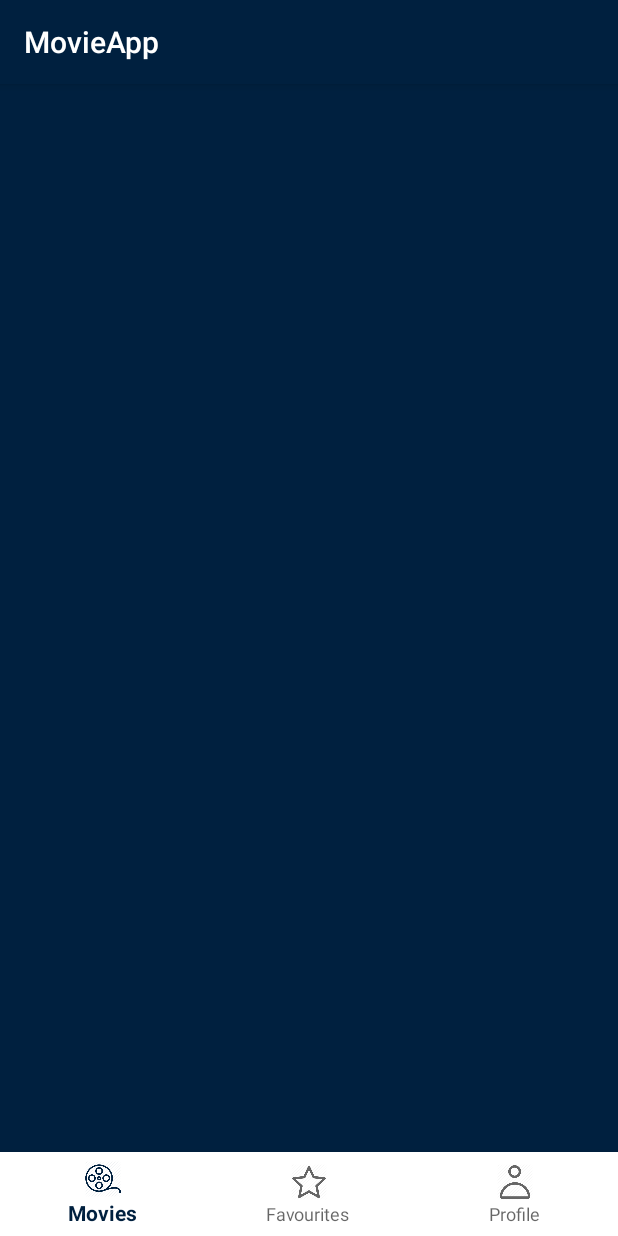
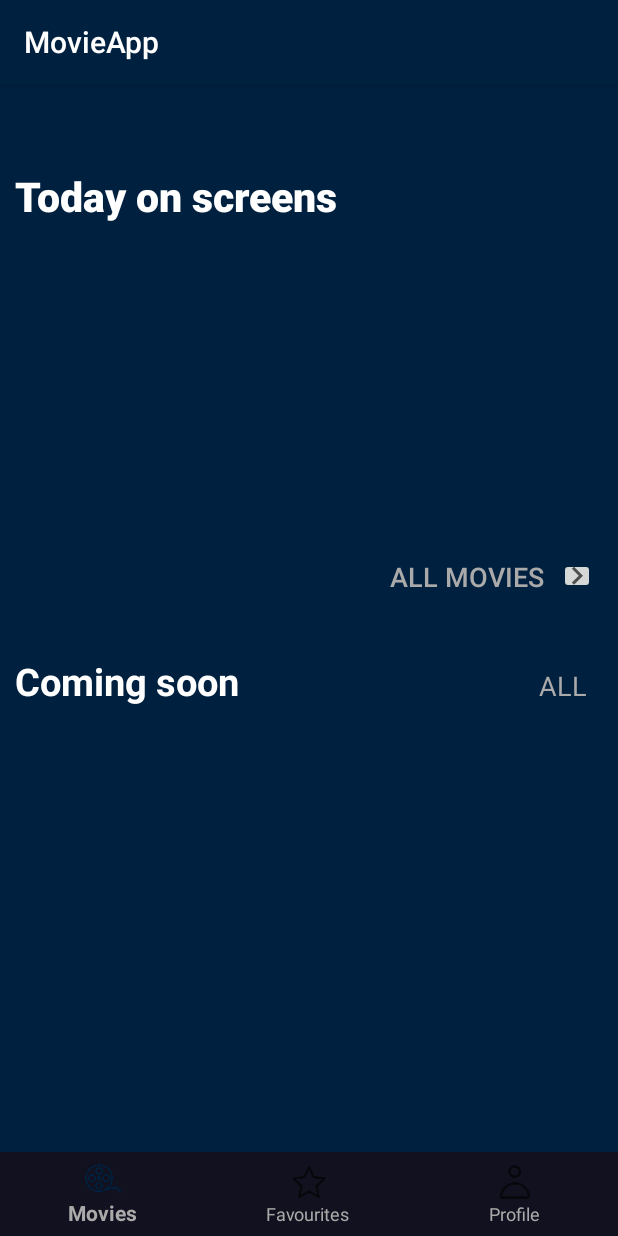
Before and after one commit to KaibuldinaLaura/MovieApp, an Android app: the MoviesFragment screen opened directly, with no data from a screen before it, on a phone screen of 412 x 824 dp. Run offline under Robolectric (Android 15) with nearby library versions, the phone set to English and light mode, and no system bars; pictures from the network do not load.

Commit message:
some design improvements

```diff
--- a/app/src/main/java/com/example/movieapp/ui/MainActivity.kt
+++ b/app/src/main/java/com/example/movieapp/ui/MainActivity.kt
@@ -53,6 +53,7 @@ class MainActivity : AppCompatActivity() {
                 val editor: SharedPreferences.Editor = myPrefs.edit()
                 editor.putString("name", name?.text.toString())
                 editor.putString("surname", surname?.text.toString())
+                editor.putString("username", login?.text.toString())
                 editor.apply()
                 getToken()
 
--- a/app/src/main/java/com/example/movieapp/ui/favourites/FavouritesFragment.kt
+++ b/app/src/main/java/com/example/movieapp/ui/favourites/FavouritesFragment.kt
@@ -119,12 +119,9 @@ open class FavouritesFragment: Fragment() {
 
 
     private fun onPopularMoviesFetched(movies: List<MoviesData>) {
-
         moviesAdapter?.addItems(movies as ArrayList<MoviesData>)
     }
-
     private fun onError() {
         Log.e("Error", "Error")
     }
-
 }
--- a/app/src/main/java/com/example/movieapp/ui/movies/MoviesAdapter.kt
+++ b/app/src/main/java/com/example/movieapp/ui/movies/MoviesAdapter.kt
@@ -4,6 +4,7 @@ import android.view.LayoutInflater
 import android.view.View
 import android.view.ViewGroup
 import android.widget.ImageView
+import android.widget.TextView
 import androidx.recyclerview.widget.RecyclerView
 import com.bumptech.glide.Glide
 import com.example.movieapp.R
@@ -24,6 +25,8 @@ class MoviesAdapter: BaseRecyclerViewAdapter<MoviesData>(){
     inner class MoviesViewHolder (itemView: View) : RecyclerView.ViewHolder(itemView), View.OnClickListener {
 
         private val movieImageView = itemView.findViewById<ImageView>(R.id.item_movie_image)
+        private val movieTitle = itemView.findViewById<TextView>(R.id.movie_title)
+        private val movieReleaseDate = itemView.findViewById<TextView>(R.id.release_date)
 
         init {
             itemView.setOnClickListener(this)
@@ -33,6 +36,8 @@ class MoviesAdapter: BaseRecyclerViewAdapter<MoviesData>(){
             Glide.with(itemView)
                 .load("https://image.tmdb.org/t/p/w342${movie.posterPath}")
                 .into(movieImageView)
+            movieTitle.text = movie?.title
+            movieReleaseDate.text = movie?.releaseDate
         }
 
         override fun onClick(v: View?) {
--- a/app/src/main/java/com/example/movieapp/ui/profile/ProfileFragment.kt
+++ b/app/src/main/java/com/example/movieapp/ui/profile/ProfileFragment.kt
@@ -27,10 +27,12 @@ class ProfileFragment: Fragment() {
 
         val tvName = rootView.findViewById<TextView>(R.id.tvName)
         val tvSurname = rootView.findViewById<TextView>(R.id.tvSurname)
+        val tvUsername = rootView.findViewById<TextView>(R.id.tvUsername)
 
         myPrefs = activity?.getSharedPreferences("prefID", Context.MODE_PRIVATE)!!
         tvName.text = "Name: " + myPrefs.getString("name", null)
         tvSurname.text = "Surname: " + myPrefs.getString("surname", null)
+        tvUsername.text = "Username: " + myPrefs.getString("username", null)
 
         return rootView
     }
--- /dev/null
+++ b/app/src/main/res/drawable/ic_event_note_black_24dp.xml
@@ -0,0 +1,5 @@
+<vector android:height="24dp" android:tint="#4F4F4F"
+    android:viewportHeight="24.0" android:viewportWidth="24.0"
+    android:width="24dp" xmlns:android="http://schemas.android.com/apk/res/android">
+    <path android:fillColor="#FF000000" android:pathData="M17,10L7,10v2h10v-2zM19,3h-1L18,1h-2v2L8,3L8,1L6,1v2L5,3c-1.11,0 -1.99,0.9 -1.99,2L3,19c0,1.1 0.89,2 2,2h14c1.1,0 2,-0.9 2,-2L21,5c0,-1.1 -0.9,-2 -2,-2zM19,19L5,19L5,8h14v11zM14,14L7,14v2h7v-2z"/>
+</vector>
--- /dev/null
+++ b/app/src/main/res/drawable/ic_keyboard_arrow_right_black_24dp.xml
@@ -0,0 +1,5 @@
+<vector android:height="24dp" android:tint="#4F4F4F"
+    android:viewportHeight="24.0" android:viewportWidth="24.0"
+    android:width="24dp" xmlns:android="http://schemas.android.com/apk/res/android">
+    <path android:fillColor="#000000" android:pathData="M8.59,16.34l4.58,-4.59 -4.58,-4.59L10,5.75l6,6 -6,6z"/>
+</vector>
--- a/app/src/main/res/layout/activity_main.xml
+++ b/app/src/main/res/layout/activity_main.xml
@@ -30,8 +30,9 @@
         android:id="@+id/navView"
         android:layout_width="0dp"
         android:layout_height="wrap_content"
-        android:background="#445565"
-        app:itemBackground="@android:color/white"
+
+        app:itemBackground="@color/gray"
+        app:itemTextColor="@android:color/darker_gray"
         app:layout_constraintBottom_toBottomOf="parent"
         app:layout_constraintEnd_toEndOf="parent"
         app:layout_constraintStart_toStartOf="parent"
--- a/app/src/main/res/layout/fragment_movies.xml
+++ b/app/src/main/res/layout/fragment_movies.xml
@@ -2,14 +2,68 @@
 <LinearLayout xmlns:android="http://schemas.android.com/apk/res/android"
     android:layout_width="match_parent"
     android:layout_height="match_parent"
-    android:background="#00203f "
+    android:background="#00203f"
     android:orientation="vertical">
+
+   <TextView
+       android:layout_width="match_parent"
+       android:layout_height="50dp"
+       android:layout_marginLeft="10dp"
+       android:layout_marginTop="0dp"
+       android:fontFamily="sans-serif-medium"
+       android:text="Today on screens"
+       android:textColor="@android:color/white"
+       android:textSize="27dp"
+       android:textStyle="bold" />
+
+   <LinearLayout
+       android:layout_width="match_parent"
+       android:layout_height="wrap_content"
+       android:orientation="horizontal"
+       android:layout_marginTop="210dp"
+       android:layout_marginLeft="260dp">
+      <TextView
+          android:layout_width="wrap_content"
+          android:layout_height="wrap_content"
+          android:text="ALL MOVIES"
+          android:textColor="@android:color/darker_gray"
+          android:textSize="18dp"
+          android:fontFamily="sans-serif-medium"/>
+      <ImageButton
+          android:layout_width="24dp"
+          android:layout_height="24dp"
+          android:layout_marginLeft="10dp"
+          android:src="@drawable/ic_keyboard_arrow_right_black_24dp"/>
+   </LinearLayout>
+   <LinearLayout
+       android:layout_width="match_parent"
+       android:layout_height="wrap_content"
+       android:orientation="horizontal"
+       android:layout_marginTop="40dp">
+      <TextView
+          android:layout_height="40dp"
+          android:layout_width="wrap_content"
+          android:layout_marginLeft="10dp"
+          android:text="Coming soon"
+          android:textColor="@android:color/white"
+          android:textSize="25dp"
+          android:fontFamily="sans-serif"
+          android:textStyle="bold"/>
+
+      <TextView
+          android:layout_width="wrap_content"
+          android:layout_height="wrap_content"
+          android:layout_marginLeft="200dp"
+          android:text="ALL"
+          android:textColor="@android:color/darker_gray"
+          android:textSize="18dp" />
+   </LinearLayout>
 
    <androidx.recyclerview.widget.RecyclerView
        android:id="@+id/moviesRecyclerView1"
        android:layout_width="match_parent"
        android:layout_height="wrap_content"
-       android:layout_marginTop="8dp"
+       android:layout_marginTop="10dp"
        android:clipToPadding="false"
        android:paddingStart="16dp"
        android:paddingEnd="16dp" />
--- a/app/src/main/res/values/colors.xml
+++ b/app/src/main/res/values/colors.xml
@@ -3,4 +3,5 @@
     <color name="colorPrimary">#00203f</color>
     <color name="colorPrimaryDark">#000000</color>
     <color name="colorAccent">#03DAC5</color>
+    <color name="gray">#12111F</color>
 </resources>
```
Also changed, not shown: app/src/main/res/drawable/shape.xml (added, +11 -0 lines), app/src/main/res/layout/fragment_profile.xml (+28 -7 lines), app/src/main/res/layout/item_movie.xml (+37 -4 lines), app/src/main/res/layout/registration_page.xml (+6 -6 lines).
